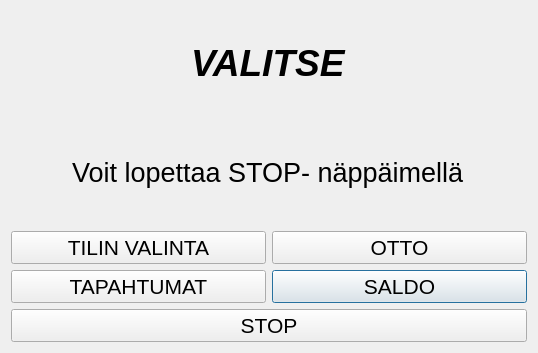
Old version of the form bank-automat/mainmenu.ui in the repository Samulimv/mybankautomat_project.
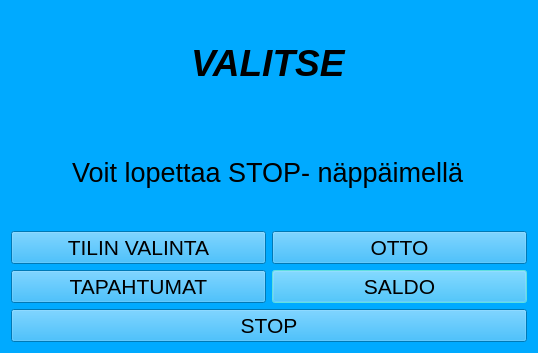
New version of the form.

```diff
--- a/bank-automat/mainmenu.ui
+++ b/bank-automat/mainmenu.ui
@@ -17,7 +17,15 @@
    <string>Dialog</string>
   </property>
   <property name="autoFillBackground">
-   <bool>true</bool>
+   <bool>false</bool>
+  </property>
+  <property name="styleSheet">
+   <string notr="true">background-color: rgb(255, 0, 255);
+background-color: rgb(255, 255, 127);
+selection-background-color: rgb(0, 85, 0);
+gridline-color: rgb(85, 255, 255);
+background-color: rgb(0, 170, 255);
+border-color: rgb(0, 0, 255);</string>
   </property>
   <layout class="QGridLayout" name="gridLayout_2">
    <item row="0" column="0" alignment="Qt::AlignHCenter|Qt::AlignVCenter">
@@ -49,7 +57,10 @@
         </font>
        </property>
        <property name="autoFillBackground">
-        <bool>true</bool>
+        <bool>false</bool>
+       </property>
+       <property name="styleSheet">
+        <string notr="true">selection-background-color: rgb(85, 255, 255);</string>
        </property>
        <property name="text">
         <string>SALDO</string>
@@ -66,7 +77,7 @@
         </font>
        </property>
        <property name="autoFillBackground">
-        <bool>true</bool>
+        <bool>false</bool>
        </property>
        <property name="text">
         <string>TILIN VALINTA</string>
@@ -83,7 +94,7 @@
         </font>
        </property>
        <property name="autoFillBackground">
-        <bool>true</bool>
+        <bool>false</bool>
        </property>
        <property name="text">
         <string>TAPAHTUMAT</string>
@@ -100,7 +111,7 @@
         </font>
        </property>
        <property name="autoFillBackground">
-        <bool>true</bool>
+        <bool>false</bool>
        </property>
        <property name="text">
         <string>OTTO</string>
@@ -130,7 +141,11 @@
       </font>
      </property>
      <property name="autoFillBackground">
-      <bool>true</bool>
+      <bool>false</bool>
+     </property>
+     <property name="styleSheet">
+      <string notr="true">selection-background-color: rgb(255, 0, 0);
+selection-background-color: rgb(85, 170, 255);</string>
      </property>
      <property name="text">
       <string>STOP</string>
```
